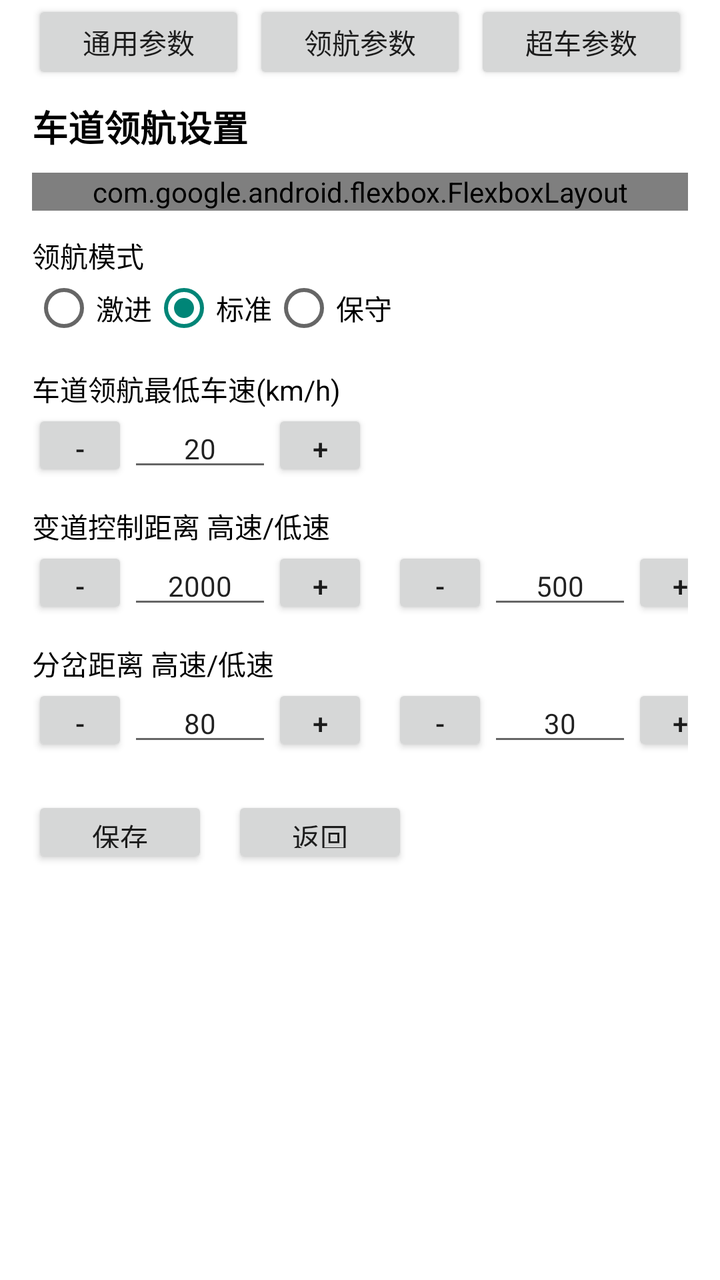
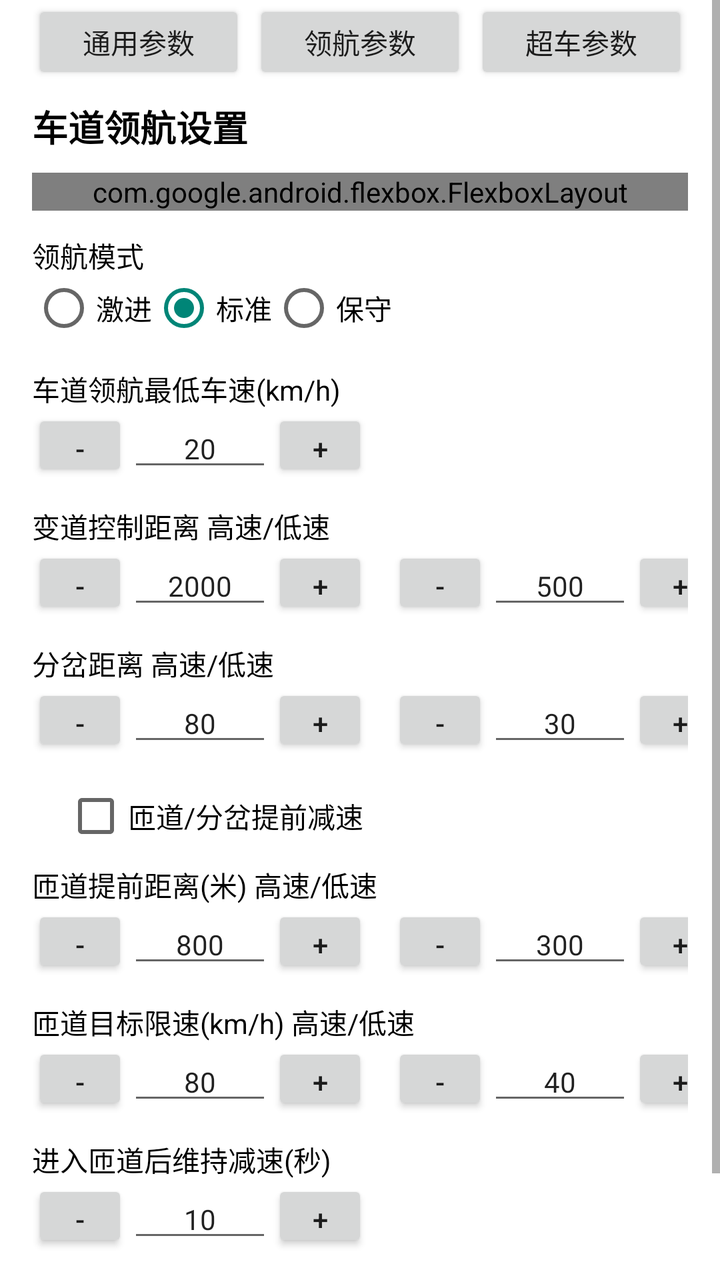

The first picture is an Android layout as it rendered before a commit; the second is the same layout after the commit. The layout source and the unified diff follow.
<!-- AndroidManifest.xml: activity theme Theme.AppCompat.Light.NoActionBar -->
<!-- res/layout/activity_nav_setting.xml -->
<?xml version="1.0" encoding="utf-8"?>
<ScrollView xmlns:android="http://schemas.android.com/apk/res/android"
    xmlns:app="http://schemas.android.com/apk/res-auto"
    android:id="@+id/navSettingScrollView"
    android:layout_width="match_parent"
    android:layout_height="match_parent"
    android:background="#FFFFFF">

    <LinearLayout
        android:id="@+id/navSettingContent"
        android:layout_width="match_parent"
        android:layout_height="wrap_content"
        android:orientation="vertical"
        android:paddingStart="16dp"
        android:paddingEnd="16dp"
        android:paddingBottom="16dp">

        
        <LinearLayout
            android:layout_width="match_parent"
            android:layout_height="wrap_content"
            android:orientation="horizontal"
            android:layout_marginBottom="8dp">

            <Button
                android:id="@+id/btnGotoGeneral"
                android:layout_width="0dp"
                android:layout_height="wrap_content"
                android:layout_weight="1"
                android:minHeight="42dp"
                android:minWidth="0dp"
                android:paddingTop="6dp"
                android:paddingBottom="6dp"
                android:text="通用参数"
                android:textSize="14sp" />

            <Button
                android:id="@+id/btnGotoNav"
                android:layout_width="0dp"
                android:layout_height="wrap_content"
                android:layout_weight="1"
                android:layout_marginStart="4dp"
                android:minHeight="42dp"
                android:minWidth="0dp"
                android:paddingTop="6dp"
                android:paddingBottom="6dp"
                android:text="领航参数"
                android:textSize="14sp" />

            <Button
                android:id="@+id/btnGotoOvertake"
                android:layout_width="0dp"
                android:layout_height="wrap_content"
                android:layout_weight="1"
                android:layout_marginStart="4dp"
                android:minHeight="42dp"
                android:minWidth="0dp"
                android:paddingTop="6dp"
                android:paddingBottom="6dp"
                android:text="超车参数"
                android:textSize="14sp" />
        </LinearLayout>

        <TextView
            android:layout_width="wrap_content"
            android:layout_height="wrap_content"
            android:text="车道领航设置"
            android:textSize="18sp"
            android:textStyle="bold"
            android:textColor="#000000" />

        
        <com.google.android.flexbox.FlexboxLayout
            android:layout_width="match_parent"
            android:layout_height="wrap_content"
            android:layout_marginTop="10dp"
            app:flexDirection="row"
            app:flexWrap="wrap">

            <CheckBox
                android:id="@+id/cbNavSettingAppNavi"
                android:layout_width="wrap_content"
                android:layout_height="wrap_content"
                android:text="车道领航(高速)"
                android:textSize="14sp"
                android:textColor="#000000"
                android:padding="0dp" />

            <CheckBox
                android:id="@+id/cbNavSettingAppRoadNavi"
                android:layout_width="wrap_content"
                android:layout_height="wrap_content"
                android:layout_marginStart="16dp"
                android:text="车道领航(公路)"
                android:textSize="14sp"
                android:textColor="#000000"
                android:padding="0dp" />

            <CheckBox
                android:id="@+id/cbNavSettingSuggestLane"
                android:layout_width="wrap_content"
                android:layout_height="wrap_content"
                android:layout_marginStart="16dp"
                android:text="走推荐车道"
                android:textSize="14sp"
                android:textColor="#000000"
                android:padding="0dp" />

            <CheckBox
                android:id="@+id/cbNavSettingDisLane"
                android:layout_width="wrap_content"
                android:layout_height="wrap_content"
                android:layout_marginStart="16dp"
                android:text="避开禁行车道"
                android:textSize="14sp"
                android:textColor="#000000"
                android:padding="0dp" />

            <CheckBox
                android:id="@+id/cbNavSettingKeepLeft"
                android:layout_width="wrap_content"
                android:layout_height="wrap_content"
                android:layout_marginStart="16dp"
                android:text="提前靠左"
                android:textSize="14sp"
                android:textColor="#000000"
                android:padding="0dp" />

            <CheckBox
                android:id="@+id/cbNavSettingKeepRight"
                android:layout_width="wrap_content"
                android:layout_height="wrap_content"
                android:layout_marginStart="16dp"
                android:text="提前靠右"
                android:textSize="14sp"
                android:textColor="#000000"
                android:padding="0dp" />

            <CheckBox
                android:id="@+id/cbNavSettingVisionKeepRight"
                android:layout_width="wrap_content"
                android:layout_height="wrap_content"
                android:layout_marginStart="16dp"
                android:text="纯视觉提前靠右"
                android:textSize="14sp"
                android:textColor="#000000"
                android:padding="0dp" />

            <CheckBox
                android:id="@+id/cbNavSettingSpeak"
                android:layout_width="wrap_content"
                android:layout_height="wrap_content"
                android:layout_marginStart="16dp"
                android:text="领航播报"
                android:textSize="14sp"
                android:textColor="#000000"
                android:padding="0dp" />

            <CheckBox
                android:id="@+id/cbNavSettingSpeakFirst"
                android:layout_width="wrap_content"
                android:layout_height="wrap_content"
                android:layout_marginStart="16dp"
                android:text="先播报后变道"
                android:textSize="14sp"
                android:textColor="#000000"
                android:padding="0dp" />

            <CheckBox
                android:id="@+id/cbNavSettingBlindDecSpeed"
                android:layout_width="wrap_content"
                android:layout_height="wrap_content"
                android:layout_marginStart="16dp"
                android:text="盲区有车时减速"
                android:textSize="14sp"
                android:textColor="#000000"
                android:padding="0dp" />

            <CheckBox
                android:id="@+id/cbNavSettingRoadMedian"
                android:layout_width="wrap_content"
                android:layout_height="wrap_content"
                android:layout_marginStart="16dp"
                android:text="有隔离带(公路)"
                android:textSize="14sp"
                android:textColor="#000000"
                android:padding="0dp" />

            <CheckBox
                android:id="@+id/cbNavSettingRightFirst"
                android:layout_width="wrap_content"
                android:layout_height="wrap_content"
                android:layout_marginStart="16dp"
                android:text="优先从右计算车道(公路)"
                android:textSize="14sp"
                android:textColor="#000000"
                android:padding="0dp" />

            <CheckBox
                android:id="@+id/cbNavSettingNavTurn"
                android:layout_width="wrap_content"
                android:layout_height="wrap_content"
                android:layout_marginStart="16dp"
                android:text="领航转弯"
                android:textSize="14sp"
                android:textColor="#000000"
                android:padding="0dp" />

            <CheckBox
                android:id="@+id/cbNavSettingLaneProb"
                android:layout_width="wrap_content"
                android:layout_height="wrap_content"
                android:layout_marginStart="16dp"
                android:text="使用车道置信度"
                android:textSize="14sp"
                android:textColor="#000000"
                android:padding="0dp" />

        </com.google.android.flexbox.FlexboxLayout>

        <TextView
            android:layout_width="wrap_content"
            android:layout_height="wrap_content"
            android:layout_marginTop="12dp"
            android:text="领航模式"
            android:textSize="14sp"
            android:textColor="#000000" />

        <RadioGroup
            android:id="@+id/rgNavSettingMode"
            android:layout_width="match_parent"
            android:layout_height="wrap_content"
            android:orientation="horizontal">

            <RadioButton
                android:id="@+id/rbNavSettingFastMode"
                android:layout_width="wrap_content"
                android:layout_height="wrap_content"
                android:text="激进"
                android:textSize="14sp"
                android:textColor="#000000" />

            <RadioButton
                android:id="@+id/rbNavSettingNormalMode"
                android:layout_width="wrap_content"
                android:layout_height="wrap_content"
                android:text="标准"
                android:textSize="14sp"
                android:textColor="#000000"
                android:checked="true" />

            <RadioButton
                android:id="@+id/rbNavSettingSlowMode"
                android:layout_width="wrap_content"
                android:layout_height="wrap_content"
                android:text="保守"
                android:textSize="14sp"
                android:textColor="#000000" />
        </RadioGroup>

        <TextView
            android:layout_width="wrap_content"
            android:layout_height="wrap_content"
            android:layout_marginTop="14dp"
            android:text="车道领航最低车速(km/h)"
            android:textSize="14sp"
            android:textColor="#000000" />

        <LinearLayout
            android:layout_width="wrap_content"
            android:layout_height="wrap_content"
            android:orientation="horizontal">

            <Button
                android:id="@+id/btnMinusNaviMinSpeed"
                android:layout_width="48dp"
                android:layout_height="36dp"
                android:text="-"
                android:textSize="14sp" />

            <EditText
                android:id="@+id/etNavNaviMinSpeed"
                android:layout_width="72dp"
                android:layout_height="36dp"
                android:inputType="number"
                android:gravity="center"
                android:text="20"
                android:textSize="14sp" />

            <Button
                android:id="@+id/btnPlusNaviMinSpeed"
                android:layout_width="48dp"
                android:layout_height="36dp"
                android:text="+"
                android:textSize="14sp" />
        </LinearLayout>

        <TextView
            android:layout_width="wrap_content"
            android:layout_height="wrap_content"
            android:layout_marginTop="12dp"
            android:text="变道控制距离 高速/低速"
            android:textSize="14sp"
            android:textColor="#000000" />

        <LinearLayout
            android:layout_width="wrap_content"
            android:layout_height="wrap_content"
            android:orientation="horizontal">

            <Button
                android:id="@+id/btnMinusAtcDistH"
                android:layout_width="48dp"
                android:layout_height="36dp"
                android:text="-"
                android:textSize="14sp" />

            <EditText
                android:id="@+id/etNavAtcDistH"
                android:layout_width="72dp"
                android:layout_height="36dp"
                android:inputType="number"
                android:gravity="center"
                android:text="2000"
                android:textSize="14sp" />

            <Button
                android:id="@+id/btnPlusAtcDistH"
                android:layout_width="48dp"
                android:layout_height="36dp"
                android:text="+"
                android:textSize="14sp" />

            <Button
                android:id="@+id/btnMinusAtcDistL"
                android:layout_width="48dp"
                android:layout_height="36dp"
                android:layout_marginStart="12dp"
                android:text="-"
                android:textSize="14sp" />

            <EditText
                android:id="@+id/etNavAtcDistL"
                android:layout_width="72dp"
                android:layout_height="36dp"
                android:inputType="number"
                android:gravity="center"
                android:text="500"
                android:textSize="14sp" />

            <Button
                android:id="@+id/btnPlusAtcDistL"
                android:layout_width="48dp"
                android:layout_height="36dp"
                android:text="+"
                android:textSize="14sp" />
        </LinearLayout>

        <TextView
            android:layout_width="wrap_content"
            android:layout_height="wrap_content"
            android:layout_marginTop="12dp"
            android:text="分岔距离 高速/低速"
            android:textSize="14sp"
            android:textColor="#000000" />

        <LinearLayout
            android:layout_width="wrap_content"
            android:layout_height="wrap_content"
            android:orientation="horizontal">

            <Button
                android:id="@+id/btnMinusForkDistH"
                android:layout_width="48dp"
                android:layout_height="36dp"
                android:text="-"
                android:textSize="14sp" />

            <EditText
                android:id="@+id/etNavForkDistH"
                android:layout_width="72dp"
                android:layout_height="36dp"
                android:inputType="number"
                android:gravity="center"
                android:text="80"
                android:textSize="14sp" />

            <Button
                android:id="@+id/btnPlusForkDistH"
                android:layout_width="48dp"
                android:layout_height="36dp"
                android:text="+"
                android:textSize="14sp" />

            <Button
                android:id="@+id/btnMinusForkDistL"
                android:layout_width="48dp"
                android:layout_height="36dp"
                android:layout_marginStart="12dp"
                android:text="-"
                android:textSize="14sp" />

            <EditText
                android:id="@+id/etNavForkDistL"
                android:layout_width="72dp"
                android:layout_height="36dp"
                android:inputType="number"
                android:gravity="center"
                android:text="30"
                android:textSize="14sp" />

            <Button
                android:id="@+id/btnPlusForkDistL"
                android:layout_width="48dp"
                android:layout_height="36dp"
                android:text="+"
                android:textSize="14sp" />
        </LinearLayout>

        <LinearLayout
            android:layout_width="match_parent"
            android:layout_height="wrap_content"
            android:layout_marginTop="20dp"
            android:orientation="horizontal">

            <Button
                android:id="@+id/btnSaveNavSetting"
                android:layout_width="wrap_content"
                android:layout_height="36dp"
                android:text="保存"
                android:textSize="14sp" />

            <Button
                android:id="@+id/btnCancelNavSetting"
                android:layout_width="wrap_content"
                android:layout_height="36dp"
                android:layout_marginStart="12dp"
                android:text="返回"
                android:textSize="14sp" />
        </LinearLayout>

    </LinearLayout>
</ScrollView>
<!-- resources referenced by this layout -->
<resources>

</resources>

<!-- the commit's change to res/layout/activity_nav_setting.xml (unified diff, before → after) -->
@@ -417,6 +417,176 @@
                 android:textSize="14sp" />
         </LinearLayout>
 
+        <CheckBox
+            android:id="@+id/cbNavSettingRampSlowdown"
+            android:layout_width="wrap_content"
+            android:layout_height="wrap_content"
+            android:layout_marginTop="14dp"
+            android:layout_marginStart="16dp"
+            android:text="匝道/分岔提前减速"
+            android:textSize="14sp"
+            android:textColor="#000000"
+            android:padding="0dp" />
+
+        <TextView
+            android:layout_width="wrap_content"
+            android:layout_height="wrap_content"
+            android:layout_marginTop="8dp"
+            android:text="匝道提前距离(米) 高速/低速"
+            android:textSize="14sp"
+            android:textColor="#000000" />
+
+        <LinearLayout
+            android:layout_width="wrap_content"
+            android:layout_height="wrap_content"
+            android:orientation="horizontal">
+
+            <Button
+                android:id="@+id/btnMinusRampDistH"
+                android:layout_width="48dp"
+                android:layout_height="36dp"
+                android:text="-"
+                android:textSize="14sp" />
+
+            <EditText
+                android:id="@+id/etNavRampDistH"
+                android:layout_width="72dp"
+                android:layout_height="36dp"
+                android:inputType="number"
+                android:gravity="center"
+                android:text="800"
+                android:textSize="14sp" />
+
+            <Button
+                android:id="@+id/btnPlusRampDistH"
+                android:layout_width="48dp"
+                android:layout_height="36dp"
+                android:text="+"
+                android:textSize="14sp" />
+
+            <Button
+                android:id="@+id/btnMinusRampDistL"
+                android:layout_width="48dp"
+                android:layout_height="36dp"
+                android:layout_marginStart="12dp"
+                android:text="-"
+                android:textSize="14sp" />
+
+            <EditText
+                android:id="@+id/etNavRampDistL"
+                android:layout_width="72dp"
+                android:layout_height="36dp"
+                android:inputType="number"
+                android:gravity="center"
+                android:text="300"
+                android:textSize="14sp" />
+
+            <Button
+                android:id="@+id/btnPlusRampDistL"
+                android:layout_width="48dp"
+                android:layout_height="36dp"
+                android:text="+"
+                android:textSize="14sp" />
+        </LinearLayout>
+
+        <TextView
+            android:layout_width="wrap_content"
+            android:layout_height="wrap_content"
+            android:layout_marginTop="12dp"
+            android:text="匝道目标限速(km/h) 高速/低速"
+            android:textSize="14sp"
+            android:textColor="#000000" />
+
+        <LinearLayout
+            android:layout_width="wrap_content"
+            android:layout_height="wrap_content"
+            android:orientation="horizontal">
+
+            <Button
+                android:id="@+id/btnMinusRampSpeedH"
+                android:layout_width="48dp"
+                android:layout_height="36dp"
+                android:text="-"
+                android:textSize="14sp" />
+
+            <EditText
+                android:id="@+id/etNavRampSpeedH"
+                android:layout_width="72dp"
+                android:layout_height="36dp"
+                android:inputType="number"
+                android:gravity="center"
+                android:text="80"
+                android:textSize="14sp" />
+
+            <Button
+                android:id="@+id/btnPlusRampSpeedH"
+                android:layout_width="48dp"
+                android:layout_height="36dp"
+                android:text="+"
+                android:textSize="14sp" />
+
+            <Button
+                android:id="@+id/btnMinusRampSpeedL"
+                android:layout_width="48dp"
+                android:layout_height="36dp"
+                android:layout_marginStart="12dp"
+                android:text="-"
+                android:textSize="14sp" />
+
+            <EditText
+                android:id="@+id/etNavRampSpeedL"
+                android:layout_width="72dp"
+                android:layout_height="36dp"
+                android:inputType="number"
+                android:gravity="center"
+                android:text="40"
+                android:textSize="14sp" />
+
+            <Button
+                android:id="@+id/btnPlusRampSpeedL"
+                android:layout_width="48dp"
+                android:layout_height="36dp"
+                android:text="+"
+                android:textSize="14sp" />
+        </LinearLayout>
+
+        <TextView
+            android:layout_width="wrap_content"
+            android:layout_height="wrap_content"
+            android:layout_marginTop="12dp"
+            android:text="进入匝道后维持减速(秒)"
+            android:textSize="14sp"
+            android:textColor="#000000" />
+
+        <LinearLayout
+            android:layout_width="wrap_content"
+            android:layout_height="wrap_content"
+            android:orientation="horizontal">
+
+            <Button
+                android:id="@+id/btnMinusRampHold"
+                android:layout_width="48dp"
+                android:layout_height="36dp"
+                android:text="-"
+                android:textSize="14sp" />
+
+            <EditText
+                android:id="@+id/etNavRampHold"
+                android:layout_width="72dp"
+                android:layout_height="36dp"
+                android:inputType="number"
+                android:gravity="center"
+                android:text="10"
+                android:textSize="14sp" />
+
+            <Button
+                android:id="@+id/btnPlusRampHold"
+                android:layout_width="48dp"
+                android:layout_height="36dp"
+                android:text="+"
+                android:textSize="14sp" />
+        </LinearLayout>
+
         <LinearLayout
             android:layout_width="match_parent"
             android:layout_height="wrap_content"
